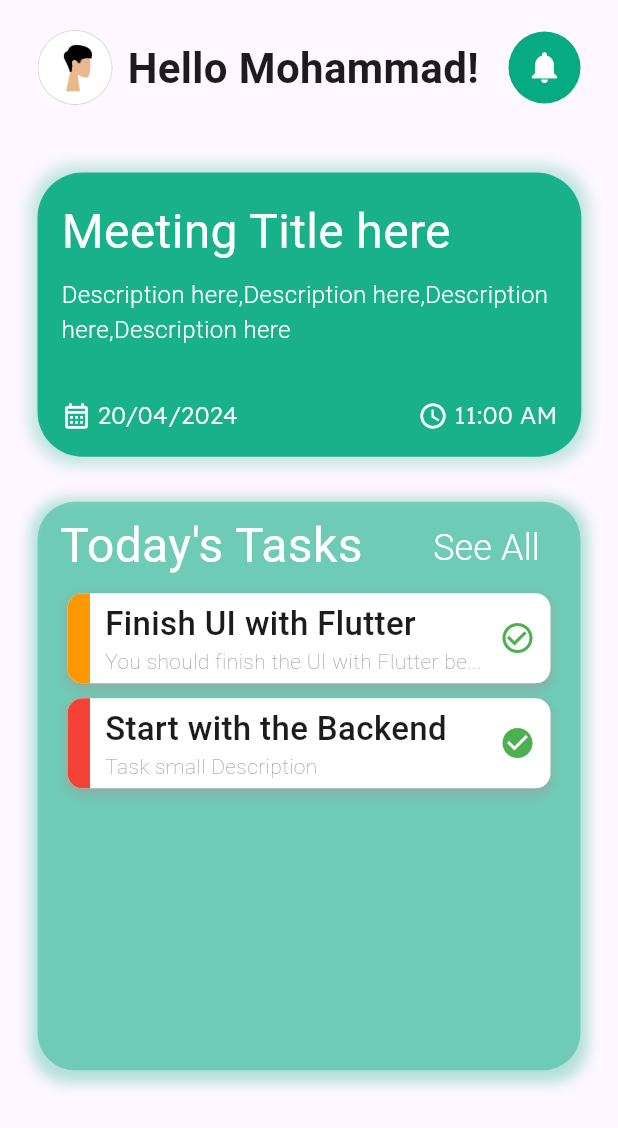
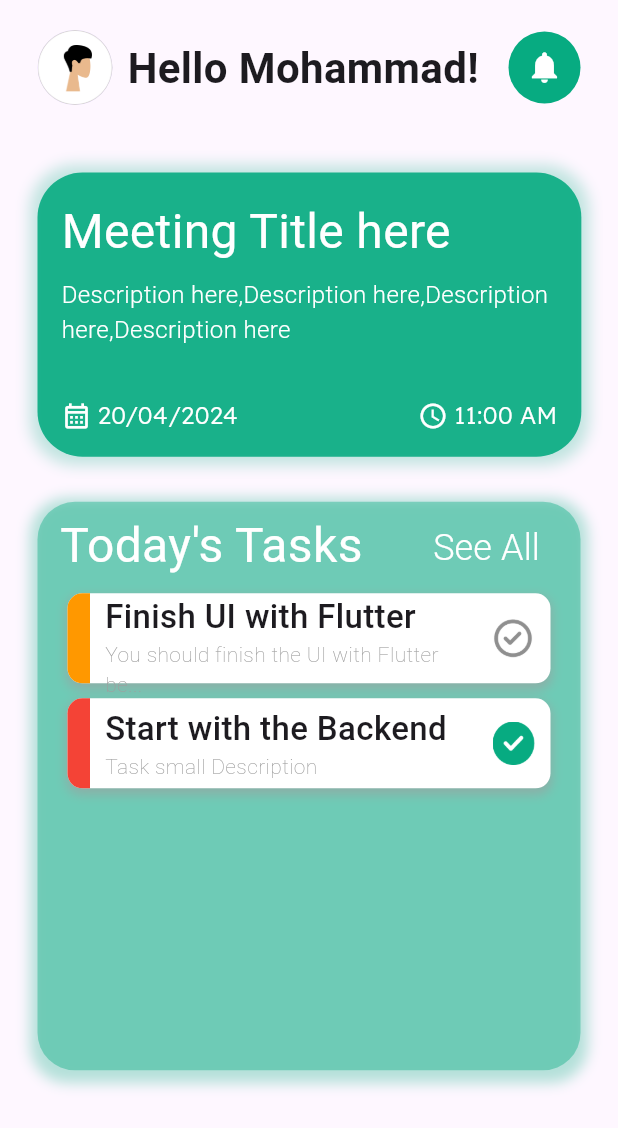
Before and after one commit to MhaamadAli/Cue-App, a Flutter app: the HomeScreenContent screen opened directly, on a phone screen of 412 x 824 dp. Shown: the top 1128 px of the screen. Run offline on Flutter 3.47's test engine with Material 3 defaults, Android fonts, the phone set to English and light mode, and no system bars; our stand-ins replace google_fonts.

Commit message:
frontend: fixed doneTask

```diff
--- a/mobile/lib/widgets/task_card.dart
+++ b/mobile/lib/widgets/task_card.dart
@@ -77,11 +77,10 @@ class TaskCard extends StatelessWidget {
               ],
             ),
           ),
-          SizedBox(width: 1),
-          Icon(
-            isChecked ? Icons.check_circle : Icons.check_circle_outline,
-            color: Colors.green,
-          ),
+          SizedBox(width: 10),
+          isChecked
+              ? Image.asset('assets/taskDone.png', height: 29, width: 29)
+              : Image.asset('assets/task.png', height: 30, width: 30),
           SizedBox(width: 10),
         ],
       ),
```
